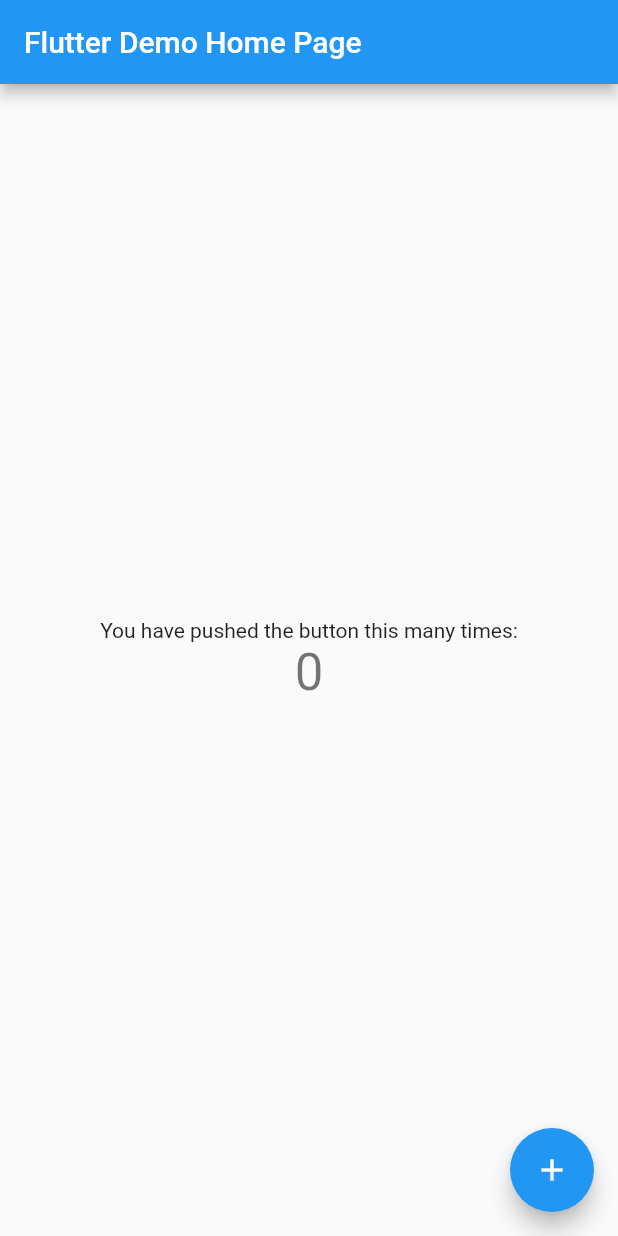
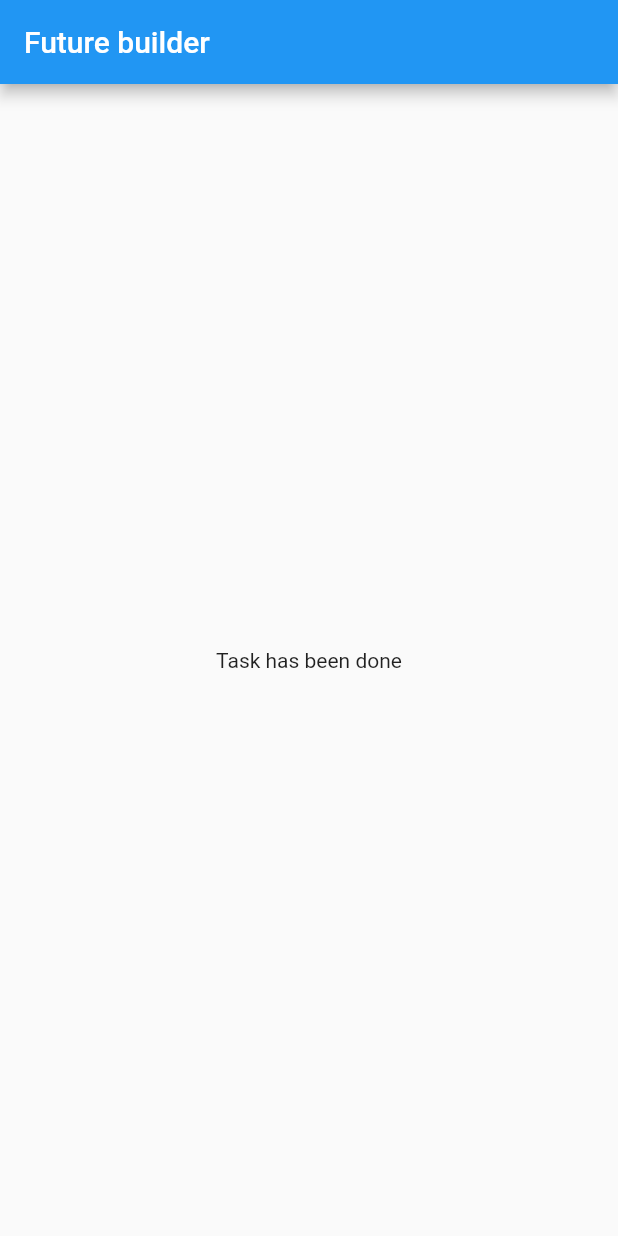
Before and after one commit to PratikChothani007/state_management, a Flutter app: the screen it shows after launch, on a phone screen of 412 x 824 dp. Run offline on Flutter 3.47's test engine with Material 2 defaults, Android fonts, the phone set to English and light mode, and no system bars.

Commit message:
Add future builder.

```diff
--- a/lib/main.dart
+++ b/lib/main.dart
@@ -7,109 +7,50 @@ void main() {
 class MyApp extends StatelessWidget {
   const MyApp({Key? key}) : super(key: key);
 
-  // This widget is the root of your application.
   @override
   Widget build(BuildContext context) {
-    return MaterialApp(
-      title: 'Flutter Demo',
-      theme: ThemeData(
-        // This is the theme of your application.
-        //
-        // Try running your application with "flutter run". You'll see the
-        // application has a blue toolbar. Then, without quitting the app, try
-        // changing the primarySwatch below to Colors.green and then invoke
-        // "hot reload" (press "r" in the console where you ran "flutter run",
-        // or simply save your changes to "hot reload" in a Flutter IDE).
-        // Notice that the counter didn't reset back to zero; the application
-        // is not restarted.
-        primarySwatch: Colors.blue,
-      ),
-      home: const MyHomePage(title: 'Flutter Demo Home Page'),
+    return const MaterialApp(
+      title: "State Management",
+      home: HomeScreen(),
     );
   }
 }
 
-class MyHomePage extends StatefulWidget {
-  const MyHomePage({Key? key, required this.title}) : super(key: key);
-
-  // This widget is the home page of your application. It is stateful, meaning
-  // that it has a State object (defined below) that contains fields that affect
-  // how it looks.
-
-  // This class is the configuration for the state. It holds the values (in this
-  // case the title) provided by the parent (in this case the App widget) and
-  // used by the build method of the State. Fields in a Widget subclass are
-  // always marked "final".
-
-  final String title;
+class HomeScreen extends StatefulWidget {
+  const HomeScreen({Key? key}) : super(key: key);
 
   @override
-  State<MyHomePage> createState() => _MyHomePageState();
+  State<HomeScreen> createState() => _HomeScreenState();
 }
 
-class _MyHomePageState extends State<MyHomePage> {
-  int _counter = 0;
+class _HomeScreenState extends State<HomeScreen> {
 
-  void _incrementCounter() {
-    setState(() {
-      // This call to setState tells the Flutter framework that something has
-      // changed in this State, which causes it to rerun the build method below
-      // so that the display can reflect the updated values. If we changed
-      // _counter without calling setState(), then the build method would not be
-      // called again, and so nothing would appear to happen.
-      _counter++;
-    });
+  Future<String> longTask() async {
+    await Future.delayed(const Duration(seconds: 3));
+    return "Task has been done";
   }
 
   @override
   Widget build(BuildContext context) {
-    // This method is rerun every time setState is called, for instance as done
-    // by the _incrementCounter method above.
-    //
-    // The Flutter framework has been optimized to make rerunning build methods
-    // fast, so that you can just rebuild anything that needs updating rather
-    // than having to individually change instances of widgets.
     return Scaffold(
       appBar: AppBar(
-        // Here we take the value from the MyHomePage object that was created by
-        // the App.build method, and use it to set our appbar title.
-        title: Text(widget.title),
+        title: const Text("Future builder"),
       ),
       body: Center(
-        // Center is a layout widget. It takes a single child and positions it
-        // in the middle of the parent.
-        child: Column(
-          // Column is also a layout widget. It takes a list of children and
-          // arranges them vertically. By default, it sizes itself to fit its
-          // children horizontally, and tries to be as tall as its parent.
-          //
-          // Invoke "debug painting" (press "p" in the console, choose the
-          // "Toggle Debug Paint" action from the Flutter Inspector in Android
-          // Studio, or the "Toggle Debug Paint" command in Visual Studio Code)
-          // to see the wireframe for each widget.
-          //
-          // Column has various properties to control how it sizes itself and
-          // how it positions its children. Here we use mainAxisAlignment to
-          // center the children vertically; the main axis here is the vertical
-          // axis because Columns are vertical (the cross axis would be
-          // horizontal).
-          mainAxisAlignment: MainAxisAlignment.center,
-          children: <Widget>[
-            const Text(
-              'You have pushed the button this many times:',
-            ),
-            Text(
-              '$_counter',
-              style: Theme.of(context).textTheme.headline4,
-            ),
-          ],
+        child: FutureBuilder<String>(
+          future: longTask(),
+          builder: (_, snapshot) {
+            if (snapshot.data != null) {
+              return Text(snapshot.data!);
+            } else {
+              if (snapshot.hasError) {
+                return const Text("Some thing went wrong");
+              }
+              return const CircularProgressIndicator();
+            }
+          },
         ),
       ),
-      floatingActionButton: FloatingActionButton(
-        onPressed: _incrementCounter,
-        tooltip: 'Increment',
-        child: const Icon(Icons.add),
-      ), // This trailing comma makes auto-formatting nicer for build methods.
     );
   }
 }
```
